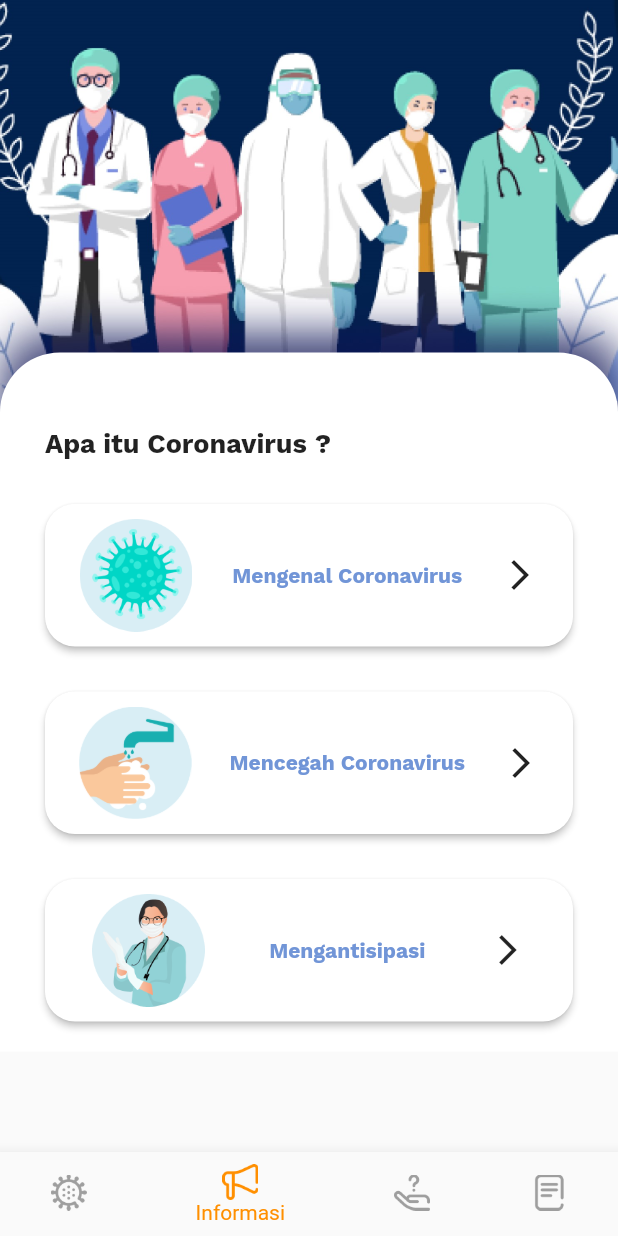
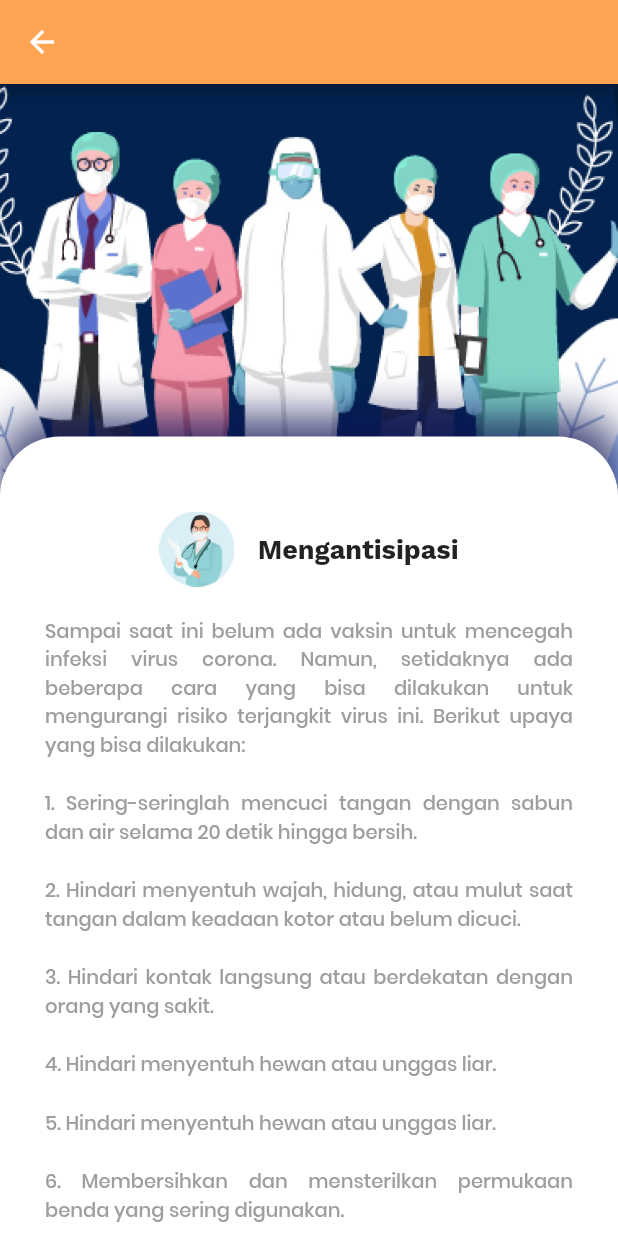
Before and after one commit to geofany/covid_19, a Flutter app: the screen it shows after launch, item 2 of the bottom bar chosen, after a tap on "Mengantisipasi", on a phone screen of 412 x 824 dp. Run offline on Flutter 3.47's test engine with Material 2 defaults, Android fonts, the phone set to English and light mode, and no system bars; our stand-ins replace carousel_pro.

Commit message:
mengantisipasi

```diff
--- a/lib/informasi.dart
+++ b/lib/informasi.dart
@@ -1,3 +1,4 @@
+import 'package:covid_19/mengantisipasi.dart';
 import 'package:covid_19/mengenal.dart';
 import 'package:flutter/material.dart';
 
@@ -108,7 +109,9 @@ class _informasiState extends State<informasi> {
                       splashColor: Colors.orange[600],
                       focusColor: Colors.orange,
                       padding: EdgeInsets.all(10),
-                      onPressed: () {},
+                      onPressed: () {
+                        Navigator.push(context, MaterialPageRoute(builder: (context) => mengantisipasi()));
+                      },
                       child: Row(
                         mainAxisAlignment: MainAxisAlignment.spaceAround,
                         children: <Widget>[
--- /dev/null
+++ b/lib/mengantisipasi.dart
@@ -0,0 +1,179 @@
+import 'package:flutter/material.dart';
+
+class mengantisipasi extends StatefulWidget {
+  @override
+  _mengantisipasiState createState() => _mengantisipasiState();
+}
+
+class _mengantisipasiState extends State<mengantisipasi> {
+  @override
+  Widget build(BuildContext context) {
+    return Scaffold(
+      appBar: AppBar(
+        backgroundColor: Color(0xffFEA453),
+      ),
+      body: ListView(
+        children: <Widget>[
+          Stack(
+            children: <Widget>[
+              Container(
+                child: Image.asset("images/bg.jpg"),
+              ),
+              Container(
+                margin: EdgeInsets.only(top: 235),
+                padding: EdgeInsets.fromLTRB(30, 50, 30, 20),
+                decoration: BoxDecoration(
+                    color: Colors.white,
+                    borderRadius: BorderRadius.only(
+                        topLeft: Radius.circular(40),
+                        topRight: Radius.circular(40))),
+                child: Column(
+                  children: <Widget>[
+                    Container(
+                      alignment: Alignment.topLeft,
+                      child: Row(
+                        mainAxisAlignment: MainAxisAlignment.center,
+                        children: <Widget>[
+                          Image.asset(
+                            "images/doctor-2.png",
+                            height: 50,
+                          ),
+                          Text(
+                            "   Mengantisipasi",
+                            style: TextStyle(
+                                fontFamily: "WorkSans",
+                                fontSize: 18,
+                                fontWeight: FontWeight.bold),
+                          ),
+                        ],
+                      ),
+                    ),
+                    SizedBox(
+                      height: 20,
+                    ),
+                    Text(
+                      "Sampai saat ini belum ada vaksin untuk mencegah infeksi virus corona. Namun, setidaknya ada beberapa cara yang bisa dilakukan untuk mengurangi risiko terjangkit virus ini. Berikut upaya yang bisa dilakukan: ",
+                      style: TextStyle(
+                          fontFamily: "Poppins",
+                          fontSize: 13,
+                          color: Colors.grey),
+                      textAlign: TextAlign.justify,
+                    ),
+                    SizedBox(
+                      height: 20,
+                    ),
+                    Text(
+                      "1. Sering-seringlah mencuci tangan dengan sabun dan air selama 20 detik hingga bersih.",
+                      style: TextStyle(
+                          fontFamily: "Poppins",
+                          fontSize: 13,
+                          color: Colors.grey),
+                      textAlign: TextAlign.justify,
+                    ),
+                    SizedBox(
+                      height: 20,
+                    ),
+                    Text(
+                      "2. Hindari menyentuh wajah, hidung, atau mulut saat tangan dalam keadaan kotor atau belum dicuci.",
+                      style: TextStyle(
+                          fontFamily: "Poppins",
+                          fontSize: 13,
+                          color: Colors.grey),
+                      textAlign: TextAlign.justify,
+                    ),
+                    SizedBox(
+                      height: 20,
+                    ),
+                    Text(
+                      "3. Hindari kontak langsung atau berdekatan dengan orang yang sakit.",
+                      style: TextStyle(
+                          fontFamily: "Poppins",
+                          fontSize: 13,
+                          color: Colors.grey),
+                      textAlign: TextAlign.justify,
+                    ),
+                    SizedBox(
+                      height: 20,
+                    ),
+                    Container(
+                      alignment: Alignment.topLeft,
+                      child: Text(
+                        "4. Hindari menyentuh hewan atau unggas liar. ",
+                        style: TextStyle(
+                            fontFamily: "Poppins",
+                            fontSize: 13,
+                            color: Colors.grey),
+                        textAlign: TextAlign.justify,
+                      ),
+                    ),
+                    SizedBox(
+                      height: 20,
+                    ),
+                    Container(
+                      alignment: Alignment.topLeft,
+                      child: Text(
+                        "5. Hindari menyentuh hewan atau unggas liar.",
+                        style: TextStyle(
+                            fontFamily: "Poppins",
+                            fontSize: 13,
+                            color: Colors.grey),
+                        textAlign: TextAlign.justify,
+                      ),
+                    ),
+                    SizedBox(
+                      height: 20,
+                    ),
+                    Text(
+                      "6. Membersihkan dan mensterilkan permukaan benda yang sering digunakan.",
+                      style: TextStyle(
+                          fontFamily: "Poppins",
+                          fontSize: 13,
+                          color: Colors.grey),
+                      textAlign: TextAlign.justify,
+                    ),
+                    SizedBox(
+                      height: 20,
+                    ),
+                    Text(
+                      "7. Tutup hidung dan mulut ketika bersin atau batuk dengan tisu. Kemudian, buanglah tisu dan cuci tangan hingga bersih.",
+                      style: TextStyle(
+                          fontFamily: "Poppins",
+                          fontSize: 13,
+                          color: Colors.grey),
+                      textAlign: TextAlign.justify,
+                    ),
+                    SizedBox(
+                      height: 20,
+                    ),
+                    Container(
+                      alignment: Alignment.topLeft,
+                      child: Text(
+                        "8. Jangan keluar rumah dalam keadaan sakit.",
+                        style: TextStyle(
+                            fontFamily: "Poppins",
+                            fontSize: 13,
+                            color: Colors.grey),
+                        textAlign: TextAlign.justify,
+                      ),
+                    ),
+                    SizedBox(
+                      height: 20,
+                    ),
+                    Text(
+                      "9. Kenakan masker dan segera berobat ke fasilitas kesehatan ketika mengalami gejala penyakit saluran napas.",
+                      style: TextStyle(
+                          fontFamily: "Poppins",
+                          fontSize: 13,
+                          color: Colors.grey),
+                      textAlign: TextAlign.justify,
+                    ),
+                  ],
+                ),
+              )
+            ],
+          ),
+        ],
+      ),
+    );
+  }
+}
```
Also changed, not shown: lib/mengenal.dart (indentation only).
